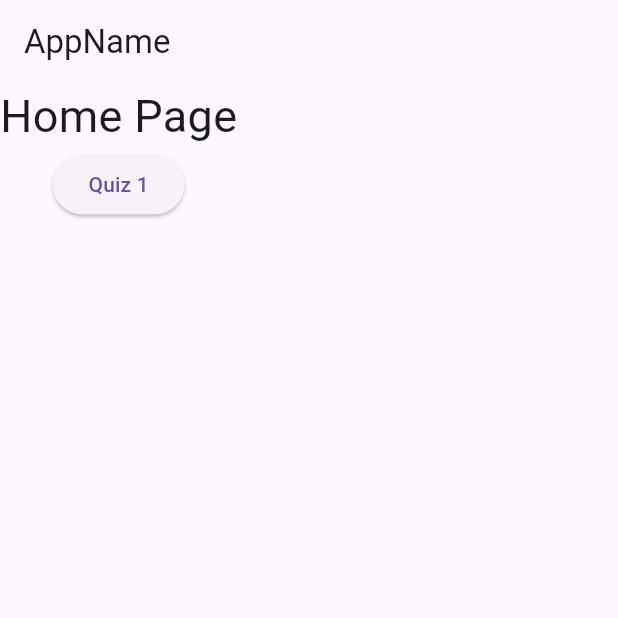
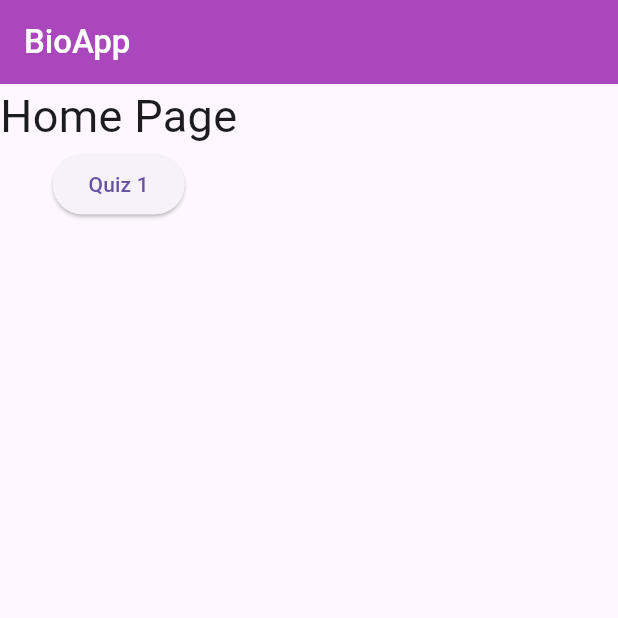
Before and after one commit to rahus12/BioAppDR, a Flutter app: the screen it shows after launch, on a phone screen of 412 x 824 dp, the top half of it. Run offline on Flutter 3.47's test engine with Material 3 defaults, Android fonts, the light colour scheme and no system bars.

Commit message:
appbar added

```diff
--- a/lib/pages/Home.dart
+++ b/lib/pages/Home.dart
@@ -18,7 +18,9 @@ class _HomeState extends State<Home> {
   Widget build(BuildContext context) {
     return Scaffold(
       appBar: AppBar(
-        title: Text("AppName"),
+        title: Text("BioApp", style: TextStyle(fontWeight: FontWeight.w500),),
+        backgroundColor: Colors.purple[400],
+        foregroundColor: Colors.white,
       ),
       body: Column(
         children: [
--- a/lib/pages/mcq.dart
+++ b/lib/pages/mcq.dart
@@ -19,7 +19,7 @@ class _McqState extends State<Mcq> {
   Widget build(BuildContext context) {
     return Scaffold(
       appBar: AppBar(
-        title: Text("AppName"),
+        title: Text("BioApp", style: TextStyle(fontWeight: FontWeight.w500)),
       ),
       body: Text("MCQ Page", style: TextStyle(fontSize: 30) ),
     );
```
